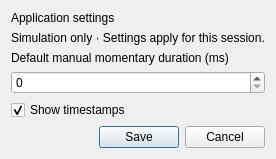
First picture: the form in settings.ui, repository Liorkatz/MOXA, before the edit.
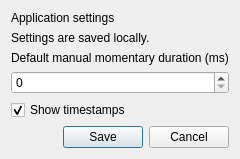
Second picture: the form after the edit.

Commit message: Fix live MOXA control, UI and protocol regression: settings.ui

The edit to the form file:
```diff
--- a/settings.ui
+++ b/settings.ui
@@ -16,7 +16,7 @@
    <item>
     <widget class="QLabel" name="settingsNote">
      <property name="text">
-      <string>Simulation only · Settings apply for this session.</string>
+      <string>Settings are saved locally.</string>
      </property>
     </widget>
    </item>
```
